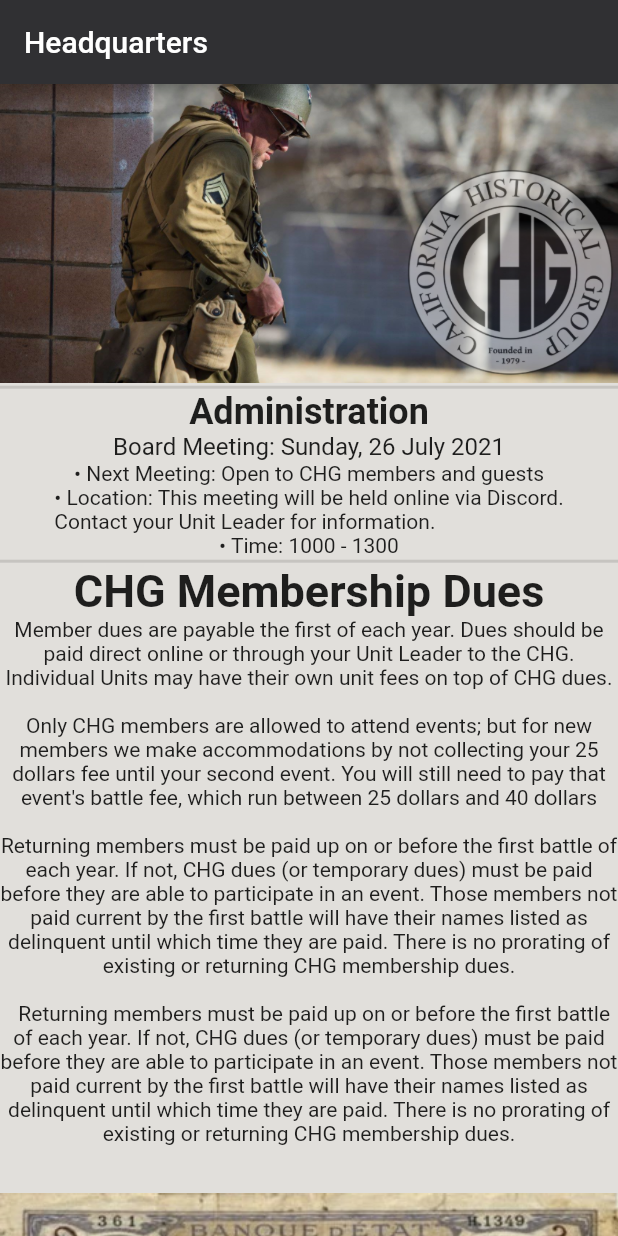
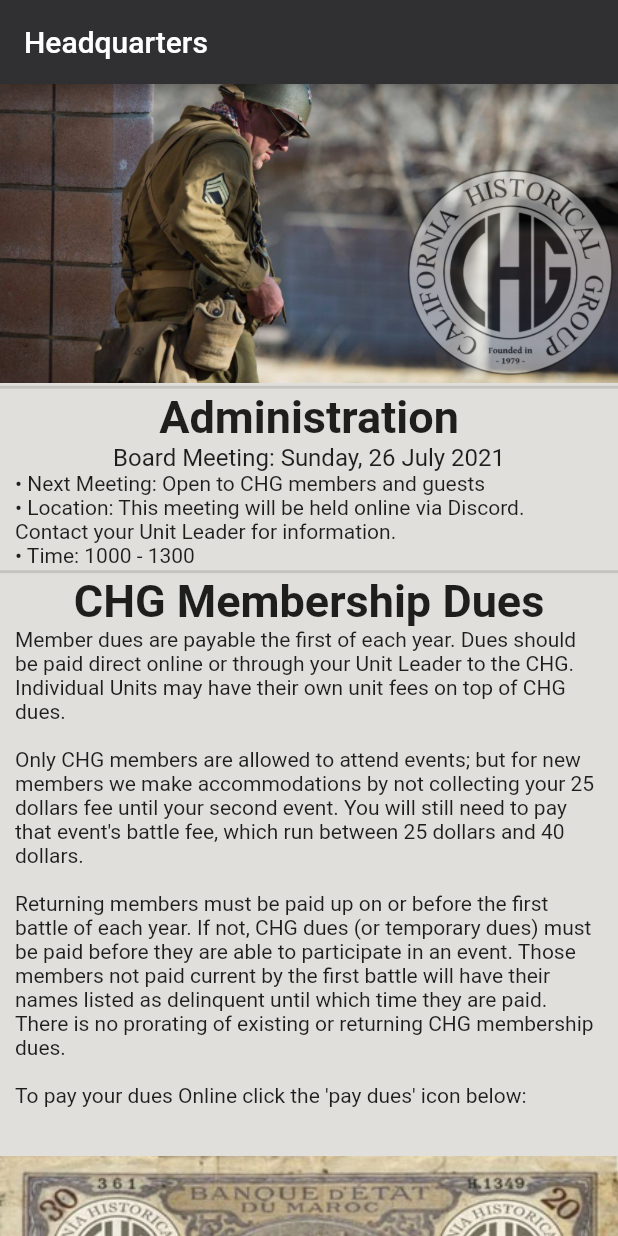
Before and after one commit to AllexisAlvarico/CHG_app, a Flutter app: the HeadquarterPage screen opened directly, on a phone screen of 412 x 824 dp. Run offline on Flutter 3.47's test engine with Material 2 defaults, Android fonts, the phone set to English and light mode, and no system bars.

Commit message:
Fixed the text alignment

```diff
--- a/lib/headquarters.dart
+++ b/lib/headquarters.dart
@@ -16,6 +16,7 @@ class _HeadquarterPageState extends State<HeadquarterPage> {
         ),
         body: SingleChildScrollView(
           child: Column(
+            mainAxisAlignment: MainAxisAlignment.start,
             children: <Widget>[
               Image.asset("assets/images/hq-picture.png"),
               const Divider(
@@ -24,14 +25,14 @@ class _HeadquarterPageState extends State<HeadquarterPage> {
               ),
               createText(
                   "Administration",
-                  TextStyle(fontWeight: FontWeight.bold, fontSize: 24),
+                  TextStyle(fontWeight: FontWeight.bold, fontSize: 30),
                   TextAlign.center),
               createText("Board Meeting: Sunday, 26 July 2021",
-                  TextStyle(fontSize: 16), TextAlign.left),
+                  TextStyle(fontSize: 16), TextAlign.center),
               createText("• Next Meeting: Open to CHG members and guests",
                   TextStyle(fontSize: 14), TextAlign.left),
               createText(
-                  "• Location: This meeting will be held online via Discord.\nContact your Unit Leader for information.",
+                  "• Location: This meeting will be held online via Discord. Contact your Unit Leader for information.",
                   TextStyle(fontSize: 14),
                   TextAlign.left),
               createText("• Time: 1000 - 1300", TextStyle(fontSize: 14),
@@ -46,20 +47,16 @@ class _HeadquarterPageState extends State<HeadquarterPage> {
                   TextAlign.center),
               createText(
                   "Member dues are payable the first of each year. Dues should be paid direct online or through your Unit Leader to the CHG. Individual Units may have their own unit fees on top of CHG dues.\n\n" +
-                      "Only CHG members are allowed to attend events; but for new members we make accommodations by not collecting your 25 dollars fee until your second event. You will still need to pay that event's battle fee, which run between 25 dollars and 40 dollars\n\n" +
+                      "Only CHG members are allowed to attend events; but for new members we make accommodations by not collecting your 25 dollars fee until your second event. You will still need to pay that event's battle fee, which run between 25 dollars and 40 dollars.\n\n" +
                       "Returning members must be paid up on or before the first battle of each year. If not, CHG dues (or temporary dues) must be paid before they are able to participate in an event. Those members not paid current by the first battle will have their names listed as delinquent until which time they are paid. There is no prorating of existing or returning CHG membership dues.\n\n" +
-                      "  Returning members must be paid up on or before the first battle of each year. If not, CHG dues (or temporary dues) must be paid before they are able to participate in an event. Those members not paid current by the first battle will have their names listed as delinquent until which time they are paid. There is no prorating of existing or returning CHG membership dues.\n\n",
+                      "To pay your dues Online click the 'pay dues' icon below:\n\n",
                   TextStyle(fontSize: 14),
-                  TextAlign.center),
+                  TextAlign.left),
               Image.asset("assets/images/paydues.jpg"),
               const Divider(
                 height: 5,
                 thickness: 2,
               ),
-              createText(
-                  "Paperworks",
-                  TextStyle(fontWeight: FontWeight.bold, fontSize: 30),
-                  TextAlign.center),
             ],
           ),
         ));
@@ -67,9 +64,13 @@ class _HeadquarterPageState extends State<HeadquarterPage> {
 }
 
 createText(String text, TextStyle style, TextAlign position) {
-  return Text(
-    text,
-    style: style,
-    textAlign: position,
-  );
+  return SizedBox(
+      width: double.infinity,
+      child: Container(
+          margin: const EdgeInsets.fromLTRB(10.0, 0.0, 10.0, 0),
+          child: Text(
+            text,
+            style: style,
+            textAlign: position,
+          )));
 }
```
